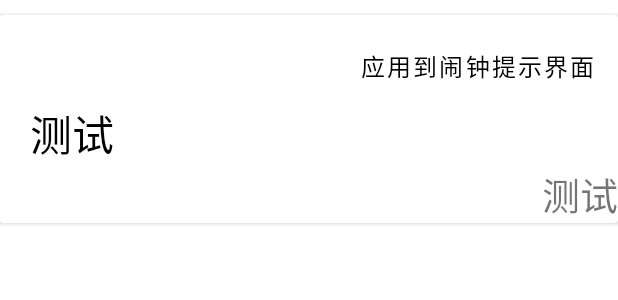
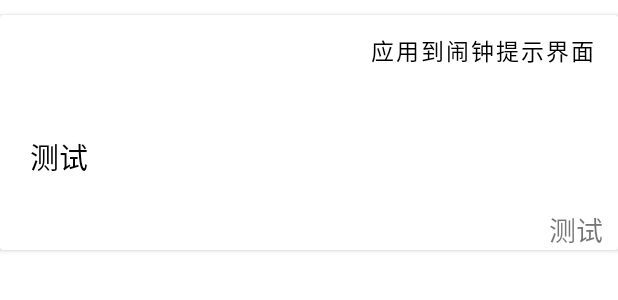
Before and after one commit to keepgogogo/FightingChick, an Android app: the layout layout_for_all_glory_recycler.xml on its own in the app's theme, with its tools: preview values and no code run, on a phone screen of 412 x 824 dp. Shown: the top 300 px of the screen. Run offline under Robolectric (Android 15) with nearby library versions, the phone set to English and light mode, and no system bars.

Commit message:
全部忏悔录和光荣录界面添加至闹钟小修小补

```diff
--- a/app/src/main/java/com/hackweek/fightingchick/EditPersonalDocumentFragment.java
+++ b/app/src/main/java/com/hackweek/fightingchick/EditPersonalDocumentFragment.java
@@ -95,8 +95,8 @@ public class EditPersonalDocumentFragment extends Fragment implements View.OnCli
 
 
         preferences = mainActivity.getPreferences(Context.MODE_PRIVATE);
-        editNickName.setHint(preferences.getString(getString(R.string.nickname_key), "请在此输入新昵称"));
-        editFightForeverSlogan.setHint(preferences.getString(getString(R.string.resolutions_key), "请在此输入新的永动宣言"));
+        editNickName.setText(preferences.getString(getString(R.string.nickname_key), "请在此输入新昵称"));
+        editFightForeverSlogan.setText(preferences.getString(getString(R.string.resolutions_key), "请在此输入新的永动宣言"));
 
 
     }
--- a/app/src/main/res/layout/layout_for_all_glory_recycler.xml
+++ b/app/src/main/res/layout/layout_for_all_glory_recycler.xml
@@ -9,16 +9,20 @@
         android:layout_width="match_parent"
         android:layout_height="wrap_content"
         >
+
         <Button
             android:id="@+id/ButtonForUseTheGloryToAlarmInRecycler"
             android:layout_width="wrap_content"
             android:layout_height="wrap_content"
-            android:layout_marginTop="10dp"
             android:layout_alignParentRight="true"
+            android:layout_marginTop="0dp"
             android:background="@android:color/transparent"
+            android:backgroundTint="#FAFAFA"
+            android:clickable="true"
+            android:focusable="true"
             android:text="应用到闹钟提示界面"
             android:textColor="#000000"
-            android:textSize="16sp"/>
+            android:textSize="15sp" />
 
         <TextView
             android:layout_below="@+id/ButtonForUseTheGloryToAlarmInRecycler"
@@ -26,9 +30,9 @@
             android:layout_height="wrap_content"
             android:id="@+id/TextViewForShowGloryAndConfessionInRecycler"
             android:text="测试"
-            android:layout_marginTop="0dp"
+            android:layout_marginTop="32dp"
             android:layout_marginLeft="20dp"
-            android:textSize="28sp"
+            android:textSize="19sp"
             android:textColor="#000"/>
 
         <TextView
@@ -36,8 +40,10 @@
             android:layout_height="wrap_content"
             android:layout_below="@+id/TextViewForShowGloryAndConfessionInRecycler"
             android:text="测试"
-            android:textSize="25sp"
+            android:textSize="18sp"
+            android:layout_marginTop="20dp"
             android:layout_alignParentRight="true"
+            android:layout_marginEnd="10dp"
             android:id="@+id/TextViewForShowDateInRecycler"/>
 
 
```
Also changed, not shown: app/src/main/java/com/hackweek/fightingchick/AllGloryAndConfessionFragment.java (+6 -4 lines), app/src/main/java/com/hackweek/fightingchick/recycler/GloryAndConfessionAdapter.java (+10 -9 lines), app/src/main/res/layout/fragment_all_glory_and_confession.xml (+19 -19 lines).
